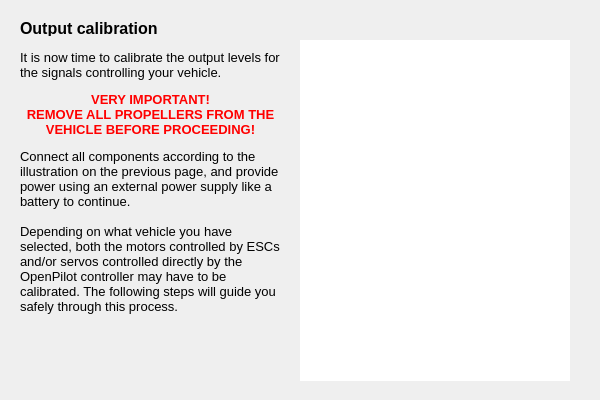
Old version of the form ground/openpilotgcs/src/plugins/setupwizard/pages/outputcalibrationpage.ui in the repository openpilot/OpenPilot.
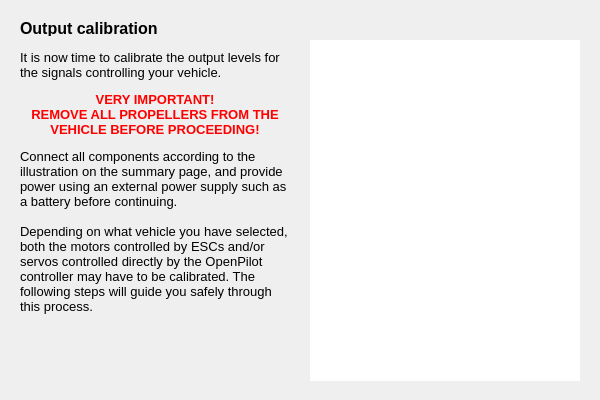
New version of the form.

Commit message: OP-39 Fixed a lot of textual stuff. Changed layout on some pages to make room for longer texts. Changed default neutral value for output from 1080 to 1000. Renamed 'Hexacopter H' to 'Hexacopter X'

Patch:
```diff
--- a/ground/openpilotgcs/src/plugins/setupwizard/pages/outputcalibrationpage.ui
+++ b/ground/openpilotgcs/src/plugins/setupwizard/pages/outputcalibrationpage.ui
@@ -16,7 +16,7 @@
   <widget class="QGraphicsView" name="vehicleView">
    <property name="geometry">
     <rect>
-     <x>300</x>
+     <x>310</x>
      <y>40</y>
      <width>270</width>
      <height>341</height>
@@ -31,7 +31,7 @@
     <rect>
      <x>20</x>
      <y>40</y>
-     <width>270</width>
+     <width>290</width>
      <height>341</height>
     </rect>
    </property>
@@ -44,7 +44,7 @@
       <rect>
        <x>0</x>
        <y>10</y>
-       <width>261</width>
+       <width>270</width>
        <height>321</height>
       </rect>
      </property>
@@ -55,7 +55,7 @@
 &lt;/style&gt;&lt;/head&gt;&lt;body style=&quot; font-family:'MS Shell Dlg 2'; font-size:8pt; font-weight:400; font-style:normal;&quot;&gt;
 &lt;p style=&quot; margin-top:12px; margin-bottom:12px; margin-left:0px; margin-right:0px; -qt-block-indent:0; text-indent:0px;&quot;&gt;&lt;span style=&quot; font-family:'Lucida Grande'; font-size:10pt;&quot;&gt;It is now time to calibrate the output levels for the signals controlling your vehicle. &lt;/span&gt;&lt;/p&gt;
 &lt;p align=&quot;center&quot; style=&quot; margin-top:12px; margin-bottom:12px; margin-left:0px; margin-right:0px; -qt-block-indent:0; text-indent:0px;&quot;&gt;&lt;span style=&quot; font-family:'Lucida Grande'; font-size:10pt; font-weight:600; color:#ff0000;&quot;&gt;VERY IMPORTANT!&lt;/span&gt;&lt;span style=&quot; font-family:'Lucida Grande'; font-size:10pt;&quot;&gt;&lt;br /&gt;&lt;/span&gt;&lt;span style=&quot; font-family:'Lucida Grande'; font-size:10pt; font-weight:600; color:#ff0000;&quot;&gt;REMOVE ALL PROPELLERS FROM THE VEHICLE BEFORE PROCEEDING!&lt;/span&gt;&lt;/p&gt;
-&lt;p style=&quot; margin-top:0px; margin-bottom:0px; margin-left:0px; margin-right:0px; -qt-block-indent:0; text-indent:0px;&quot;&gt;&lt;span style=&quot; font-family:'Lucida Grande'; font-size:10pt;&quot;&gt;Connect all components according to the illustration on the previous page, and provide power using an external power supply like a battery to continue.&lt;/span&gt;&lt;/p&gt;
+&lt;p style=&quot; margin-top:0px; margin-bottom:0px; margin-left:0px; margin-right:0px; -qt-block-indent:0; text-indent:0px;&quot;&gt;&lt;span style=&quot; font-family:'Lucida Grande'; font-size:10pt;&quot;&gt;Connect all components according to the illustration on the summary page, and provide power using an external power supply such as a battery before continuing.&lt;/span&gt;&lt;/p&gt;
 &lt;p style=&quot;-qt-paragraph-type:empty; margin-top:0px; margin-bottom:0px; margin-left:0px; margin-right:0px; -qt-block-indent:0; text-indent:0px; font-family:'Lucida Grande'; font-size:10pt;&quot;&gt;&lt;br /&gt;&lt;/p&gt;
 &lt;p style=&quot; margin-top:0px; margin-bottom:0px; margin-left:0px; margin-right:0px; -qt-block-indent:0; text-indent:0px;&quot;&gt;&lt;span style=&quot; font-family:'Lucida Grande'; font-size:10pt;&quot;&gt;Depending on what vehicle you have selected, both the motors controlled by ESCs and/or servos controlled directly by the OpenPilot controller may have to be calibrated. The following steps will guide you safely through this process. &lt;/span&gt;&lt;/p&gt;&lt;/body&gt;&lt;/html&gt;</string>
      </property>
```
Left out of the diff: 8 changed lines with no effect on the pictures. The commit also changes 12 other files.
